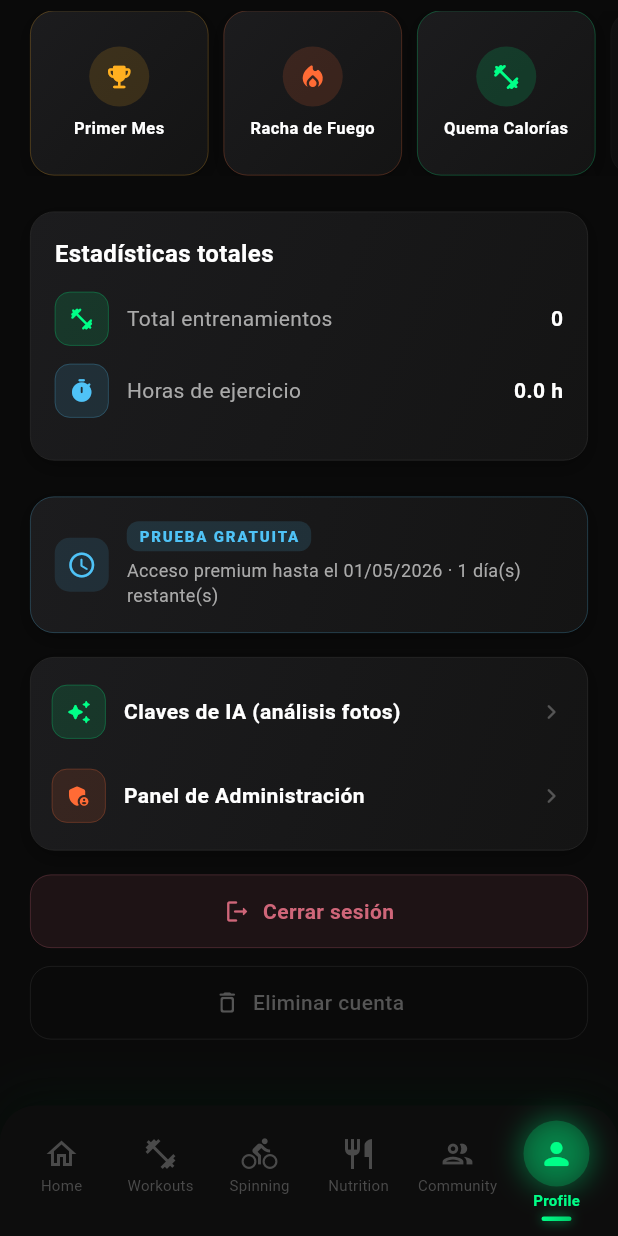
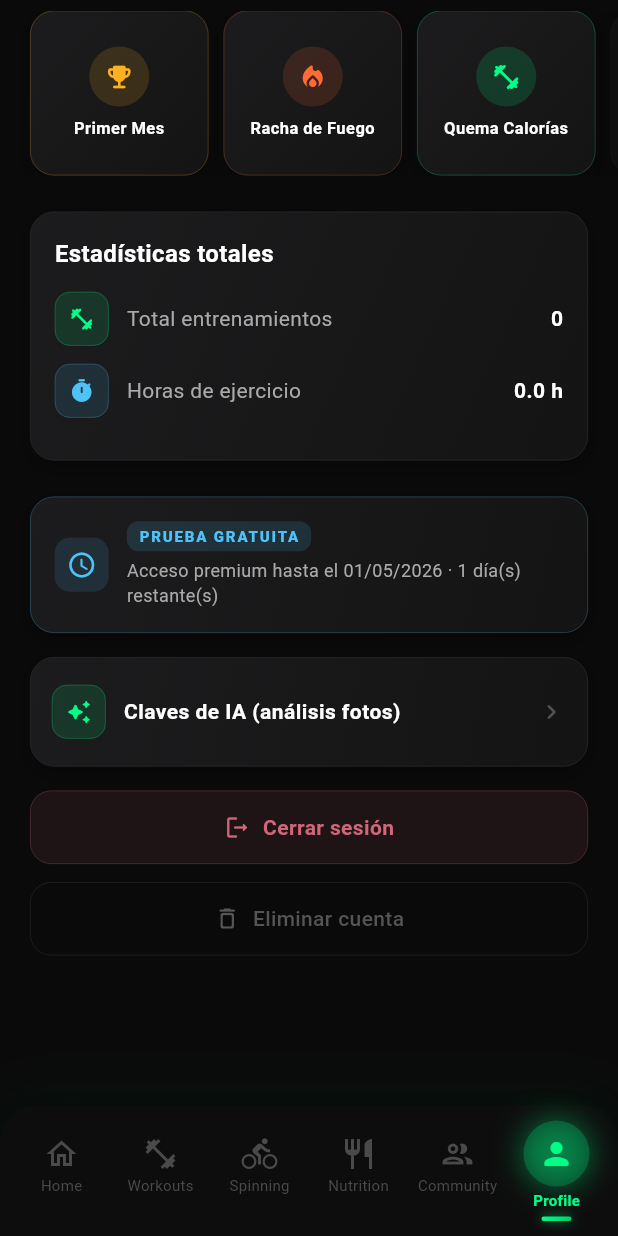
Before and after one commit to vallejoj203k/Mega_vital, a Flutter app: the screen it shows once a user with an empty profile is signed in, item 6 of the bottom bar chosen, scrolled down 395 dp, on a phone screen of 412 x 824 dp. Run offline on Flutter 3.47's test engine with Material 3 defaults, Android fonts, the phone set to English and light mode, and no system bars; our stand-ins replace image_picker, shared_preferences, supabase_flutter; accounts and stored records are empty; network calls fail.

Commit message:
feat: restringir panel de administración a usuarios específicos
Solo los 4 correos autorizados ven el botón "Panel de Administración".
Los 4 slots restantes están comentados para descomentar cuando estén listos.

https://claude.ai/code/session_01USRNdCAw9KfUpqEeNWtGUW

```diff
--- a/lib/presentation/screens/profile/profile_screen.dart
+++ b/lib/presentation/screens/profile/profile_screen.dart
@@ -272,17 +272,33 @@ class _LifetimeStats extends StatelessWidget {
 }
 
 class _SettingsList extends StatelessWidget {
+  // Usuarios con acceso al panel de administración
+  static const _adminEmails = <String>{
+    'vallejoj645@gmail.com',
+    'veronicagalvis33@gmail.com',
+    'vallejojuanpablo27@gmail.com',
+    'laurasofii2623@gmail.com',
+    // 'usuario5@gmail.com',  // descomentar cuando esté disponible
+    // 'usuario6@gmail.com',
+    // 'usuario7@gmail.com',
+    // 'usuario8@gmail.com',
+  };
+
   @override
   Widget build(BuildContext context) {
+    final email = context.read<AuthProvider>().profile?.email ?? '';
+    final isAdmin = _adminEmails.contains(email.toLowerCase().trim());
+
     final items = [
       _SI(icon: Icons.auto_awesome_rounded, label: 'Claves de IA (análisis fotos)',
           color: AppColors.primary,
           onTap: () => Navigator.push(context,
               MaterialPageRoute(builder: (_) => const ApiKeysScreen()))),
-      _SI(icon: Icons.admin_panel_settings_rounded, label: 'Panel de Administración',
-          color: AppColors.accentOrange,
-          onTap: () => Navigator.push(context,
-              MaterialPageRoute(builder: (_) => const AdminAccessScreen()))),
+      if (isAdmin)
+        _SI(icon: Icons.admin_panel_settings_rounded, label: 'Panel de Administración',
+            color: AppColors.accentOrange,
+            onTap: () => Navigator.push(context,
+                MaterialPageRoute(builder: (_) => const AdminAccessScreen()))),
     ];
     return DarkCard(padding: const EdgeInsets.symmetric(vertical: 8), child: Column(
       children: items.map((item) => GestureDetector(
```
